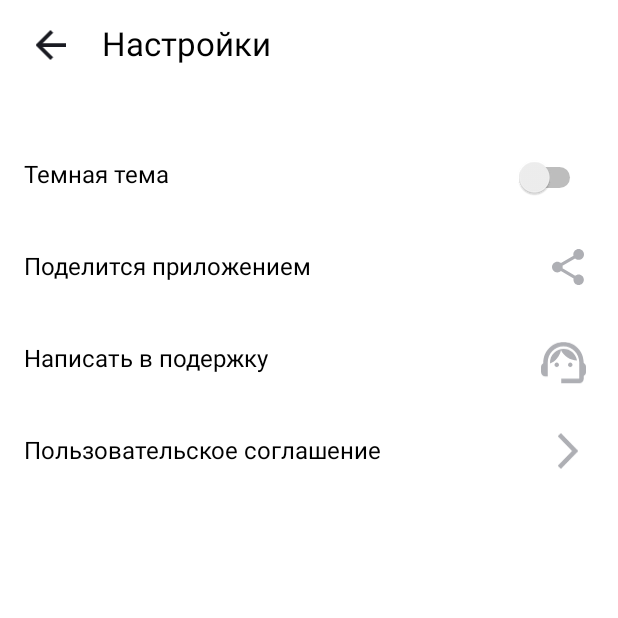
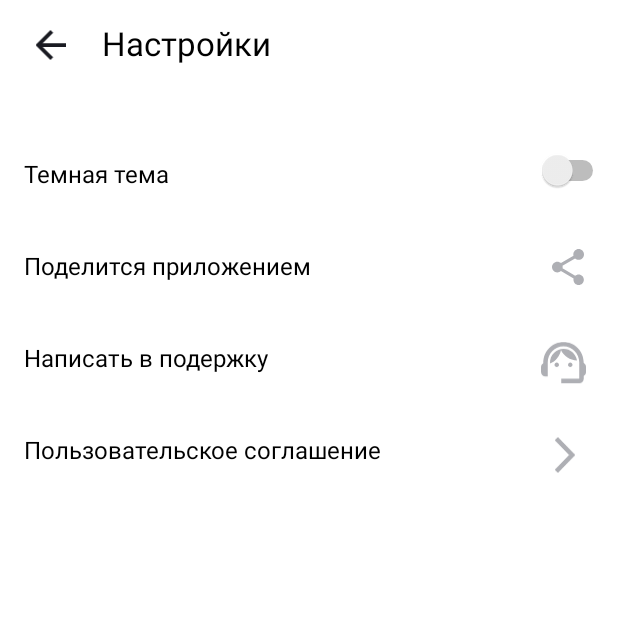
Before and after one commit to KozlovskiyD/PlaylistMaker3, an Android app: the SettingsActivity screen opened directly, with no data from a screen before it, on a phone screen of 412 x 824 dp, the top half of it. Run offline under Robolectric (Android 15) with nearby library versions, the phone set to English and light mode, and no system bars.

Commit message:
Init commit Toast all Домашная работа часть 3.1

```diff
--- a/app/src/main/res/layout/activity_main.xml
+++ b/app/src/main/res/layout/activity_main.xml
@@ -3,7 +3,7 @@
     xmlns:app="http://schemas.android.com/apk/res-auto"
     android:layout_width="match_parent"
     android:layout_height="match_parent"
-    android:background="@color/purple_700"
+    android:background="@color/blue"
     android:orientation="vertical"
     android:paddingStart="@dimen/top_padding"
     android:paddingTop="@dimen/top_14"
--- a/app/src/main/res/layout/activity_media.xml
+++ b/app/src/main/res/layout/activity_media.xml
@@ -1,6 +1,5 @@
 <?xml version="1.0" encoding="utf-8"?>
 <androidx.constraintlayout.widget.ConstraintLayout xmlns:android="http://schemas.android.com/apk/res/android"
-    xmlns:app="http://schemas.android.com/apk/res-auto"
     xmlns:tools="http://schemas.android.com/tools"
     android:layout_width="match_parent"
     android:layout_height="match_parent"
--- a/app/src/main/res/layout/activity_search.xml
+++ b/app/src/main/res/layout/activity_search.xml
@@ -1,6 +1,5 @@
 <?xml version="1.0" encoding="utf-8"?>
 <androidx.constraintlayout.widget.ConstraintLayout xmlns:android="http://schemas.android.com/apk/res/android"
-    xmlns:app="http://schemas.android.com/apk/res-auto"
     xmlns:tools="http://schemas.android.com/tools"
     android:layout_width="match_parent"
     android:layout_height="match_parent"
--- a/app/src/main/res/layout/activity_settings.xml
+++ b/app/src/main/res/layout/activity_settings.xml
@@ -1,5 +1,6 @@
 <?xml version="1.0" encoding="utf-8"?>
 <LinearLayout xmlns:android="http://schemas.android.com/apk/res/android"
+    xmlns:tools="http://schemas.android.com/tools"
     android:layout_width="match_parent"
     android:layout_height="match_parent"
     android:orientation="vertical">
@@ -7,8 +8,8 @@
     <FrameLayout
         android:layout_width="304dp"
         android:layout_height="wrap_content"
-        android:layout_marginStart="4dp"
-        android:layout_marginTop="4dp">
+        android:layout_marginStart="@dimen/top_4"
+        android:layout_marginTop="@dimen/top_4">
 
         <ImageView
             android:id="@+id/back_main"
@@ -23,7 +24,7 @@
             android:layout_width="wrap_content"
             android:layout_height="wrap_content"
             android:layout_marginStart="64dp"
-            android:layout_marginTop="10dp"
+            android:layout_marginTop="@dimen/icon_text"
             android:layout_marginBottom="12dp"
             android:text="@string/setting"
             android:textColor="@color/black"
@@ -36,7 +37,7 @@
         android:layout_height="@dimen/height_61"
         android:layout_marginTop="28dp"
         android:paddingStart="@dimen/top_padding"
-        android:paddingEnd="@dimen/top_21">
+        android:paddingEnd="6dp">
 
         <TextView
             android:layout_width="@dimen/widht_300"
@@ -47,11 +48,12 @@
             android:textSize="@dimen/texts_16"></TextView>
 
         <Switch
-            android:id="@+id/switch2"
-            android:layout_width="wrap_content"
-            android:layout_height="wrap_content"
+            android:id="@+id/switch1"
+            android:layout_width="56dp"
+            android:layout_height="40dp"
             android:layout_gravity="end"
-            android:layout_marginTop="@dimen/top_21"></Switch>
+            android:layout_marginTop="@dimen/icon_text"
+            tools:ignore="TouchTargetSizeCheck"></Switch>
     </FrameLayout>
 
     <FrameLayout
@@ -108,7 +110,7 @@
         android:layout_width="match_parent"
         android:layout_height="@dimen/height_61"
         android:paddingStart="@dimen/top_padding"
-        android:paddingEnd="@dimen/top_21">
+        android:paddingEnd="23dp">
 
         <TextView
             android:layout_width="@dimen/widht_300"
@@ -123,7 +125,7 @@
             android:layout_width="@dimen/icon_24"
             android:layout_height="@dimen/icon_24"
             android:layout_gravity="end"
-            android:layout_marginTop="@dimen/top_21"
+            android:layout_marginTop="@dimen/icon_24"
             android:backgroundTint="@color/white"
             android:src="@drawable/vector_agreement" />
     </FrameLayout>
--- a/app/src/main/res/values/colors.xml
+++ b/app/src/main/res/values/colors.xml
@@ -7,4 +7,5 @@
     <color name="teal_700">#FF018786</color>
     <color name="black">#FF000000</color>
     <color name="white">#FFFFFFFF</color>
+    <color name="blue">#3772E7</color>
 </resources>
--- a/app/src/main/res/values/dimens.xml
+++ b/app/src/main/res/values/dimens.xml
@@ -12,4 +12,5 @@
     <dimen name="icon_24">24dp</dimen>
     <dimen name="icon_30">30dp</dimen>
     <dimen name="widht_300">300dp</dimen>
+    <dimen name="top_4">4dp</dimen>
 </resources>
```
